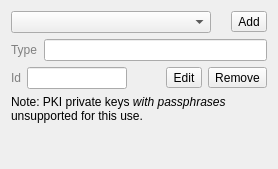
Above: src/ui/qgsauthenticationconfigselect.ui from kailIII/QGIS before the change. Below: the same form after it.
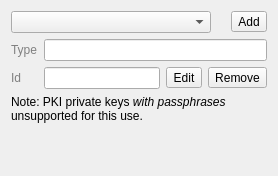
That is the form after the change.

Commit message: Cleanup alignment of auth config select widget's fields

Diff of the .ui file:
```diff
--- a/src/ui/qgsauthenticationconfigselect.ui
+++ b/src/ui/qgsauthenticationconfigselect.ui
@@ -7,7 +7,7 @@
     <x>0</x>
     <y>0</y>
     <width>278</width>
-    <height>169</height>
+    <height>176</height>
    </rect>
   </property>
   <property name="windowTitle">
@@ -59,6 +59,16 @@
    </item>
    <item>
     <layout class="QGridLayout" name="gridLayout_2">
+     <item row="0" column="1">
+      <widget class="QLineEdit" name="leConfigProviderType">
+       <property name="styleSheet">
+        <string notr="true">QLineEdit{color: rgb(128, 128, 128);}</string>
+       </property>
+       <property name="readOnly">
+        <bool>true</bool>
+       </property>
+      </widget>
+     </item>
      <item row="0" column="0">
       <widget class="QLabel" name="label">
        <property name="styleSheet">
@@ -69,21 +79,7 @@
        </property>
       </widget>
      </item>
-     <item row="0" column="1">
-      <widget class="QLineEdit" name="leConfigProviderType">
-       <property name="styleSheet">
-        <string notr="true">QLineEdit{color: rgb(128, 128, 128);}</string>
-       </property>
-       <property name="readOnly">
-        <bool>true</bool>
-       </property>
-      </widget>
-     </item>
-    </layout>
-   </item>
-   <item>
-    <layout class="QHBoxLayout" name="horizontalLayout">
-     <item>
+     <item row="1" column="0">
       <widget class="QLabel" name="label_2">
        <property name="styleSheet">
         <string notr="true">QLabel{color: rgb(128, 128, 128);}</string>
@@ -93,6 +89,8 @@
        </property>
       </widget>
      </item>
+     <item row="1" column="1">
+      <layout class="QHBoxLayout" name="horizontalLayout">
      <item>
       <widget class="QLineEdit" name="leConfigId">
        <property name="minimumSize">
@@ -101,12 +99,6 @@
          <height>0</height>
         </size>
        </property>
-       <property name="maximumSize">
-        <size>
-         <width>100</width>
-         <height>16777215</height>
-        </size>
-       </property>
        <property name="styleSheet">
         <string notr="true">QLineEdit{color: rgb(128, 128, 128);}</string>
        </property>
@@ -118,19 +110,6 @@
        </property>
       </widget>
      </item>
-     <item>
-      <spacer name="horizontalSpacer">
-       <property name="orientation">
-        <enum>Qt::Horizontal</enum>
-       </property>
-       <property name="sizeHint" stdset="0">
-        <size>
-         <width>0</width>
-         <height>20</height>
-        </size>
-       </property>
-      </spacer>
-     </item>
      <item>
       <widget class="QToolButton" name="btnConfigEdit">
        <property name="text">
@@ -144,6 +123,8 @@
         <string>Remove</string>
        </property>
       </widget>
+       </item>
+      </layout>
      </item>
     </layout>
    </item>
```
Lines whose indentation alone changed are shown as unchanged.
